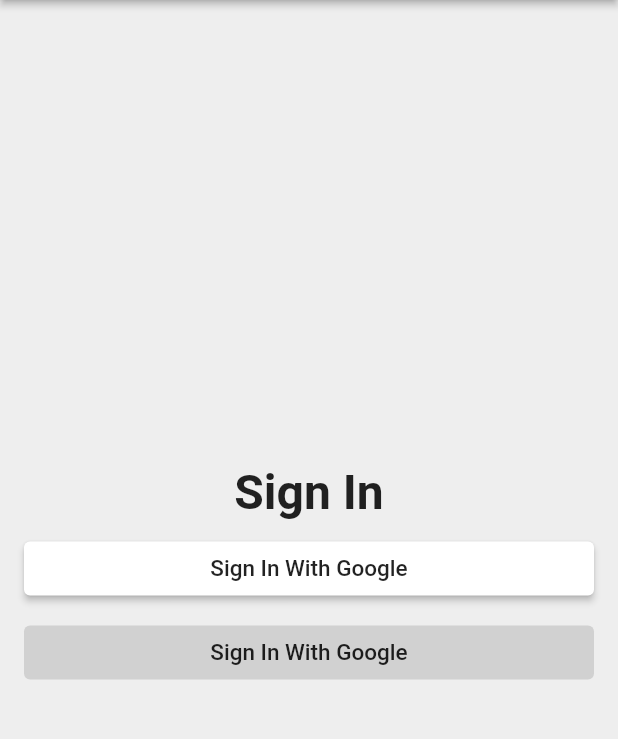
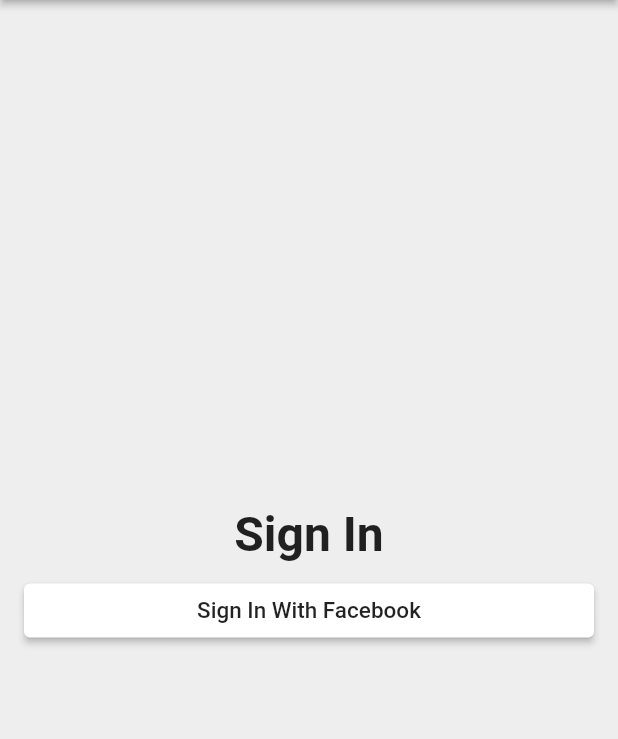
Before and after one commit to thomas-e-cowern/super-octo-garbanzo, a Flutter app: the screen it shows after launch, on a phone screen of 412 x 824 dp, the part 84-823 px from its top. Run offline on Flutter 3.47's test engine with Material 2 defaults, Android fonts, the phone set to English and light mode, and no system bars; missing offline and left inert: dart:ffi.

Commit message:
update and add custom elevated button

```diff
--- a/lib/App/custom_widgets/custom_elevated_button.dart
+++ b/lib/App/custom_widgets/custom_elevated_button.dart
@@ -1,25 +1,32 @@
+import 'dart:ffi';
+
 import 'package:flutter/material.dart';
 
 class CustomElevatedButton extends StatelessWidget {
-  const CustomElevatedButton({Key? key}) : super(key: key);
+  const CustomElevatedButton({
+    Key? key,
+    required this.child,
+    required this.color,
+    required this.borderRadius,
+    required this.onPressed,
+  }) : super(key: key);
+
+  final Widget child;
+  final Color color;
+  final double borderRadius;
+  final VoidCallback onPressed;
 
   @override
   Widget build(BuildContext context) {
     return ElevatedButton(
-      onPressed: null,
       style: ElevatedButton.styleFrom(
-          backgroundColor: Colors.white,
-          shape: const RoundedRectangleBorder(
-              borderRadius: BorderRadius.all(Radius.circular(4.0))
+          backgroundColor: color,
+          shape: RoundedRectangleBorder(
+              borderRadius: BorderRadius.all(Radius.circular(borderRadius)),
           )
       ),
-      child:const Text(
-        'Sign In With Google',
-        style: TextStyle(
-            color: Colors.black87,
-            fontSize: 15.0
-        ),
-      ),
+      onPressed: () {  },
+      child: child
     );
   }
 }
--- a/lib/App/sign_in/sign_in_page.dart
+++ b/lib/App/sign_in/sign_in_page.dart
@@ -28,28 +28,17 @@ class SignInPage extends StatelessWidget {
             style: TextStyle(fontSize: 32.0, fontWeight: FontWeight.w600),
           ),
           const SizedBox(
-            height: 8.0,
-          ),
-          ElevatedButton(
-            onPressed: _signInWithGoogle,
-            style: ElevatedButton.styleFrom(
-                backgroundColor: Colors.white,
-                shape: RoundedRectangleBorder(
-                  borderRadius: BorderRadius.all(Radius.circular(4.0))
-                )
-            ),
-            child:const Text(
-              'Sign In With Google',
-              style: TextStyle(
-                color: Colors.black87,
-                fontSize: 15.0
-            ),
-            ),
-          ),
-          SizedBox(
             height: 8,
           ),
-          CustomElevatedButton()
+          CustomElevatedButton(
+            color: Colors.white,
+            borderRadius: 4.0,
+            onPressed: () {},
+            child: const Text(
+              'Sign In With Facebook',
+              style: TextStyle(color: Colors.black87, fontSize: 15.0),
+            ),
+          )
         ],
       ),
     );
```
